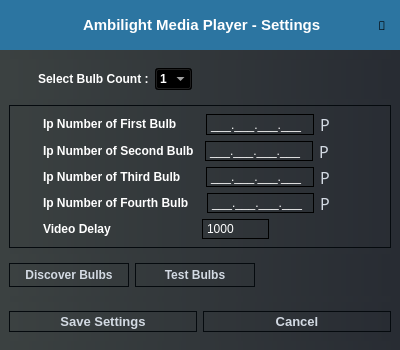
Old version of the form src/Settings/Settings.ui in the repository CankayaUniversity/ceng-407-408-2021-2022-Ambilight-Media-Player.
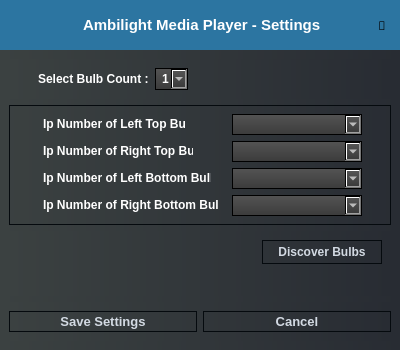
New version of the form. Icons and pictures are not drawn.

Patch:
```diff
--- a/src/Settings/Settings.ui
+++ b/src/Settings/Settings.ui
@@ -310,6 +310,12 @@
         </item>
         <item>
          <widget class="QWidget" name="widget" native="true">
+          <property name="sizePolicy">
+           <sizepolicy hsizetype="Preferred" vsizetype="Preferred">
+            <horstretch>0</horstretch>
+            <verstretch>0</verstretch>
+           </sizepolicy>
+          </property>
           <property name="maximumSize">
            <size>
             <width>400</width>
@@ -395,9 +401,42 @@
                      </font>
                     </property>
                     <property name="styleSheet">
-                     <string notr="true">QComboBox{
-	color:white;
-	
+                     <string notr="true">QComboBox
+{
+    background-color: qlineargradient(spread:repeat, x1:1, y1:0, x2:1, y2:1, stop:0 rgba(84, 84, 84, 255),stop:1 rgba(59, 59, 59, 255));
+    border: 1px solid #000;
+    padding-left: 6px;
+    color: #ffffff;
+    height: 20px;
+
+}
+
+
+QComboBox::disabled
+{
+	background-color: #404040;
+	color: #656565;
+	border-color: #051a39;
+
+}
+
+
+QComboBox:on
+{
+    background-color: #b78620;
+	color: #000;
+
+}
+
+
+QComboBox QAbstractItemView
+{
+    background-color: #383838;
+    color: #ffffff;
+    border: 1px solid black;
+    selection-background-color: #b78620;
+    outline: 0;
+
 }</string>
                     </property>
                     <item>
@@ -523,7 +562,7 @@
 </string>
                          </property>
                          <property name="text">
-                          <string>Ip Number of First Bulb</string>
+                          <string>Ip Number of Left Top Bulb</string>
                          </property>
                         </widget>
                        </item>
@@ -537,14 +576,14 @@
                          </property>
                          <property name="sizeHint" stdset="0">
                           <size>
-                           <width>23</width>
+                           <width>45</width>
                            <height>5</height>
                           </size>
                          </property>
                         </spacer>
                        </item>
                        <item>
-                        <widget class="QLineEdit" name="firstEdit">
+                        <widget class="QComboBox" name="firstIpCombo">
                          <property name="sizePolicy">
                           <sizepolicy hsizetype="Fixed" vsizetype="Fixed">
                            <horstretch>0</horstretch>
@@ -553,31 +592,99 @@
                          </property>
                          <property name="minimumSize">
                           <size>
-                           <width>100</width>
+                           <width>130</width>
                            <height>0</height>
                           </size>
                          </property>
                          <property name="styleSheet">
-                          <string notr="true">QLineEdit{
-	color:white;
-	border:1 solid;
-}</string>
+                          <string notr="true">QComboBox
+{
+    background-color: qlineargradient(spread:repeat, x1:1, y1:0, x2:1, y2:1, stop:0 rgba(84, 84, 84, 255),stop:1 rgba(59, 59, 59, 255));
+    border: 1px solid #000;
+    padding-left: 6px;
+    color: #ffffff;
+    height: 15px;
+
+}
+
+
+QComboBox::disabled
+{
+	background-color: #404040;
+	color: #656565;
+	border-color: #051a39;
+
+}
+
+
+QComboBox:on
+{
+    background-color: #b78620;
+	color: #000;
+
+}
+
+
+QComboBox QAbstractItemView
+{
+    background-color: #383838;
+    color: #ffffff;
+    border: 1px solid black;
+    selection-background-color: #b78620;
+    outline: 0;
+
+}
+
+
+
+
+</string>
                          </property>
-                         <property name="inputMask">
-                          <string>000.000.000.000;_</string>
+                         <property name="editable">
+                          <bool>true</bool>
                          </property>
                         </widget>
                        </item>
                        <item>
-                        <widget class="QLabel" name="firstChkLabel">
-                         <property name="font">
-                          <font>
-                           <family>Wingdings 2</family>
-                           <pointsize>12</pointsize>
-                          </font>
+                        <widget class="QPushButton" name="t1Button">
+                         <property name="minimumSize">
+                          <size>
+                           <width>20</width>
+                           <height>20</height>
+                          </size>
+                         </property>
+                         <property name="maximumSize">
+                          <size>
+                           <width>20</width>
+                           <height>20</height>
+                          </size>
+                         </property>
+                         <property name="styleSheet">
+                          <string notr="true">QPushButton:hover{
+	border-style: solid;
+	border-top-color:white;
+    border-bottom-color: white;
+    border-left-color: white;
+    border-right-color: white;
+	border-width: 2px;
+    border-radius:32px;
+	color: #d3dae3;
+	padding: 4px;
+}
+QPushButton:pressed{
+	border-style: solid;
+	border-top-color:rgb(255, 0, 255);
+    border-bottom-color: rgb(255, 0, 255);
+    border-left-color: rgb(255, 0, 255);
+    border-right-color:rgb(255, 0, 255);
+	border-width: 2px;
+    border-radius:32px;
+	color: #d3dae3;
+	padding: 4px;
+}</string>
                          </property>
                          <property name="text">
-                          <string>P</string>
+                          <string/>
                          </property>
                         </widget>
                        </item>
@@ -665,7 +772,7 @@
 }</string>
                          </property>
                          <property name="text">
-                          <string>Ip Number of Second Bulb</string>
+                          <string>Ip Number of Right Top Bulb</string>
                          </property>
                         </widget>
                        </item>
@@ -679,14 +786,14 @@
                          </property>
                          <property name="sizeHint" stdset="0">
                           <size>
-                           <width>5</width>
+                           <width>37</width>
                            <height>5</height>
                           </size>
                          </property>
                         </spacer>
                        </item>
                        <item>
-                        <widget class="QLineEdit" name="secondEdit">
+                        <widget class="QComboBox" name="secondIpCombo">
                          <property name="sizePolicy">
                           <sizepolicy hsizetype="Fixed" vsizetype="Fixed">
                            <horstretch>0</horstretch>
@@ -695,31 +802,94 @@
                          </property>
                          <property name="minimumSize">
                           <size>
-                           <width>100</width>
+                           <width>130</width>
                            <height>0</height>
                           </size>
                          </property>
                          <property name="styleSheet">
-                          <string notr="true">QLineEdit{
-	color:white;
-	border:1 solid;
+                          <string notr="true">QComboBox
+{
+    background-color: qlineargradient(spread:repeat, x1:1, y1:0, x2:1, y2:1, stop:0 rgba(84, 84, 84, 255),stop:1 rgba(59, 59, 59, 255));
+    border: 1px solid #000;
+    padding-left: 6px;
+    color: #ffffff;
+    height: 15px;
+
+}
+
+
+QComboBox::disabled
+{
+	background-color: #404040;
+	color: #656565;
+	border-color: #051a39;
+
+}
+
+
+QComboBox:on
+{
+    background-color: #b78620;
+	color: #000;
+
+}
+
+
+QComboBox QAbstractItemView
+{
+    background-color: #383838;
+    color: #ffffff;
+    border: 1px solid black;
+    selection-background-color: #b78620;
+    outline: 0;
+
 }</string>
                          </property>
-                         <property name="inputMask">
-                          <string>000.000.000.000;_</string>
+                         <property name="editable">
+                          <bool>true</bool>
                          </property>
                         </widget>
                        </item>
                        <item>
-                        <widget class="QLabel" name="secondChkLabel">
-                         <property name="font">
-                          <font>
-                           <family>Wingdings 2</family>
-                           <pointsize>12</pointsize>
-                          </font>
+                        <widget class="QPushButton" name="t2Button">
+                         <property name="minimumSize">
+                          <size>
+                           <width>20</width>
+                           <height>20</height>
+                          </size>
+                         </property>
+                         <property name="maximumSize">
+                          <size>
+                           <width>20</width>
+                           <height>20</height>
+                          </size>
+                         </property>
+                         <property name="styleSheet">
+                          <string notr="true">QPushButton:hover{
+	border-style: solid;
+	border-top-color:white;
+    border-bottom-color: white;
+    border-left-color: white;
+    border-right-color: white;
+	border-width: 2px;
+    border-radius:32px;
+	color: #d3dae3;
+	padding: 4px;
+}
+QPushButton:pressed{
+	border-style: solid;
+	border-top-color:rgb(255, 0, 255);
+    border-bottom-color: rgb(255, 0, 255);
+    border-left-color: rgb(255, 0, 255);
+    border-right-color:rgb(255, 0, 255);
+	border-width: 2px;
+    border-radius:32px;
+	color: #d3dae3;
+	padding: 4px;
+}</string>
                          </property>
                          <property name="text">
-                          <string>P</string>
+                          <string/>
                          </property>
                         </widget>
                        </item>
@@ -807,7 +977,7 @@
 }</string>
                          </property>
                          <property name="text">
-                          <string>Ip Number of Third Bulb</string>
+                          <string>Ip Number of Left Bottom Bulb</string>
                          </property>
                         </widget>
                        </item>
@@ -828,7 +998,7 @@
                         </spacer>
                        </item>
                        <item>
-                        <widget class="QLineEdit" name="thirdEdit">
+                        <widget class="QComboBox" name="thirdIpCombo">
                          <property name="sizePolicy">
                           <sizepolicy hsizetype="Fixed" vsizetype="Fixed">
                            <horstretch>0</horstretch>
@@ -837,31 +1007,100 @@
                          </property>
                          <property name="minimumSize">
                           <size>
-                           <width>100</width>
+                           <width>130</width>
                            <height>0</height>
                           </size>
                          </property>
+                         <property name="maximumSize">
+                          <size>
+                           <width>16777215</width>
+                           <height>16777215</height>
+                          </size>
+                         </property>
                          <property name="styleSheet">
-                          <string notr="true">QLineEdit{
-	color:white;
-	border:1 solid;
+                          <string notr="true">QComboBox
+{
+    background-color: qlineargradient(spread:repeat, x1:1, y1:0, x2:1, y2:1, stop:0 rgba(84, 84, 84, 255),stop:1 rgba(59, 59, 59, 255));
+    border: 1px solid #000;
+    padding-left: 6px;
+    color: #ffffff;
+    height: 15px;
+
+}
+
+
+QComboBox::disabled
+{
+	background-color: #404040;
+	color: #656565;
+	border-color: #051a39;
+
+}
+
+
+QComboBox:on
+{
+    background-color: #b78620;
+	color: #000;
+
+}
+
+
+QComboBox QAbstractItemView
+{
+    background-color: #383838;
+    color: #ffffff;
+    border: 1px solid black;
+    selection-background-color: #b78620;
+    outline: 0;
+
 }</string>
                          </property>
-                         <property name="inputMask">
-                          <string>000.000.000.000;_</string>
+                         <property name="editable">
+                          <bool>true</bool>
                          </property>
                         </widget>
                        </item>
                        <item>
-                        <widget class="QLabel" name="thirdChkLabel">
-                         <property name="font">
-                          <font>
-                           <family>Wingdings 2</family>
-                           <pointsize>12</pointsize>
-                          </font>
+                        <widget class="QPushButton" name="t3Button">
+                         <property name="minimumSize">
+                          <size>
+                           <width>20</width>
+                           <height>20</height>
+                          </size>
+                         </property>
+                         <property name="maximumSize">
+                          <size>
+                           <width>20</width>
+                           <height>20</height>
+                          </size>
+                         </property>
+                         <property name="styleSheet">
+                          <string notr="true">QPushButton:hover{
+	border-style: solid;
+	border-top-color:white;
+    border-bottom-color: white;
+    border-left-color: white;
+    border-right-color: white;
+	border-width: 2px;
+    border-radius:32px;
+	color: #d3dae3;
+	padding: 4px;
+}
+QPushButton:pressed{
+	border-style: solid;
+	border-top-color:rgb(255, 0, 255);
+    border-bottom-color: rgb(255, 0, 255);
+    border-left-color: rgb(255, 0, 255);
+    border-right-color:rgb(255, 0, 255);
+	border-width: 2px;
+    border-radius:32px;
+	color: #d3dae3;
+	padding: 4px;
+}</string>
                          </property>
                          <property name="text">
-                          <string>P</string>
+                          <string/>
                          </property>
                         </widget>
                        </item>
@@ -949,7 +1188,7 @@
 }</string>
                          </property>
                          <property name="text">
-                          <string>Ip Number of Fourth Bulb</string>
+                          <string>Ip Number of Right Bottom Bulb</string>
                          </property>
                         </widget>
                        </item>
@@ -970,7 +1209,7 @@
                         </spacer>
                        </item>
                        <item>
-                        <widget class="QLineEdit" name="fourthEdit">
+                        <widget class="QComboBox" name="fourthIpCombo">
                          <property name="sizePolicy">
                           <sizepolicy hsizetype="Fixed" vsizetype="Fixed">
                            <horstretch>0</horstretch>
@@ -979,31 +1218,97 @@
                          </property>
                          <property name="minimumSize">
                           <size>
-                           <width>100</width>
+                           <width>130</width>
                            <height>0</height>
                           </size>
                          </property>
                          <property name="styleSheet">
-                          <string notr="true">QLineEdit{
-	color:white;
-	border:1 solid;
+                          <string notr="true">QComboBox
+{
+    background-color: qlineargradient(spread:repeat, x1:1, y1:0, x2:1, y2:1, stop:0 rgba(84, 84, 84, 255),stop:1 rgba(59, 59, 59, 255));
+    border: 1px solid #000;
+    padding-left: 6px;
+    color: #ffffff;
+    height: 15px;
+
+}
+
+
+QComboBox::disabled
+{
+	background-color: #404040;
+	color: #656565;
+	border-color: #051a39;
+
+}
+
+
+QComboBox:on
+{
+    background-color: #b78620;
+	color: #000;
+
+}
+
+
+QComboBox QAbstractItemView
+{
+    background-color: #383838;
+    color: #ffffff;
+    border: 1px solid black;
+    selection-background-color: #b78620;
+    outline: 0;
+
 }</string>
                          </property>
-                         <property name="inputMask">
-                          <string>000.000.000.000;_</string>
+                         <property name="editable">
+                          <bool>true</bool>
+                         </property>
+                         <property name="frame">
+                          <bool>true</bool>
                          </property>
                         </widget>
                        </item>
                        <item>
-                        <widget class="QLabel" name="fourthChkLabel">
-                         <property name="font">
-                          <font>
-                           <family>Wingdings 2</family>
-                           <pointsize>12</pointsize>
-                          </font>
+                        <widget class="QPushButton" name="t4Button">
+                         <property name="minimumSize">
+                          <size>
+                           <width>20</width>
+                           <height>20</height>
+                          </size>
+                         </property>
+                         <property name="maximumSize">
+                          <size>
+                           <width>20</width>
+                           <height>20</height>
+                          </size>
+                         </property>
+                         <property name="styleSheet">
+                          <string notr="true">QPushButton:hover{
+	border-style: solid;
+	border-top-color:white;
+    border-bottom-color: white;
+    border-left-color: white;
+    border-right-color: white;
+	border-width: 2px;
+    border-radius:32px;
+	color: #d3dae3;
+	padding: 4px;
+}
+QPushButton:pressed{
+	border-style: solid;
+	border-top-color:rgb(255, 0, 255);
+    border-bottom-color: rgb(255, 0, 255);
+    border-left-color: rgb(255, 0, 255);
+    border-right-color:rgb(255, 0, 255);
+	border-width: 2px;
+    border-radius:32px;
+	color: #d3dae3;
+	padding: 4px;
+}</string>
                          </property>
                          <property name="text">
-                          <string>P</string>
+                          <string/>
                          </property>
                         </widget>
                        </item>
@@ -1025,129 +1330,6 @@
                     </item>
                    </layout>
                   </item>
-                  <item>
-                   <layout class="QHBoxLayout" name="horizontalLayout_17">
-                    <item>
-                     <widget class="QWidget" name="widget_10" native="true">
-                      <property name="styleSheet">
-                       <string notr="true">QWidget
-{
-border:none;
-}</string>
-                      </property>
-                      <layout class="QHBoxLayout" name="horizontalLayout_18">
-                       <property name="spacing">
-                        <number>0</number>
-                       </property>
-                       <property name="leftMargin">
-                        <number>0</number>
-                       </property>
-                       <property name="topMargin">
-                        <number>0</number>
-                       </property>
-                       <property name="rightMargin">
-                        <number>0</number>
-                       </property>
-                       <property name="bottomMargin">
-                        <number>0</number>
-                       </property>
-                       <item>
-                        <spacer name="horizontalSpacer_19">
-                         <property name="orientation">
-                          <enum>Qt::Horizontal</enum>
-                         </property>
-                         <property name="sizeType">
-                          <enum>QSizePolicy::Fixed</enum>
-                         </property>
-                         <property name="sizeHint" stdset="0">
-                          <size>
-                           <width>20</width>
-                           <height>5</height>
-                          </size>
-                         </property>
-                        </spacer>
-                       </item>
-                       <item>
-                        <widget class="QLabel" name="label_8">
-                         <property name="sizePolicy">
-                          <sizepolicy hsizetype="Fixed" vsizetype="Fixed">
-                           <horstretch>0</horstretch>
-                           <verstretch>0</verstretch>
-                          </sizepolicy>
-                         </property>
-                         <property name="font">
-                          <font>
-                           <family>Arial</family>
-                           <pointsize>9</pointsize>
-                           <weight>75</weight>
-                           <bold>true</bold>
-                          </font>
-                         </property>
-                         <property name="styleSheet">
-                          <string notr="true">QLabel{
-	color:white;
-	background:transparent;
-	border-style: none;
-}</string>
-                         </property>
-                         <property name="text">
-                          <string>Video Delay</string>
-                         </property>
-                        </widget>
-                       </item>
-                       <item>
-                        <spacer name="horizontalSpacer_20">
-                         <property name="orientation">
-                          <enum>Qt::Horizontal</enum>
-                         </property>
-                         <property name="sizeType">
-                          <enum>QSizePolicy::Fixed</enum>
-                         </property>
-                         <property name="sizeHint" stdset="0">
-                          <size>
-                           <width>85</width>
-                           <height>5</height>
-                          </size>
-                         </property>
-                        </spacer>
-                       </item>
-                       <item>
-                        <widget class="QSpinBox" name="videodelaySpin">
-                         <property name="styleSheet">
-                          <string notr="true">QSpinBox{
-	color:white;
-	border:1 solid;
-}</string>
-                         </property>
-                         <property name="maximum">
-                          <number>999999999</number>
-                         </property>
-                         <property name="singleStep">
-                          <number>10</number>
-                         </property>
-                         <property name="value">
-                          <number>1000</number>
-                         </property>
-                        </widget>
-                       </item>
-                       <item>
-                        <spacer name="horizontalSpacer_21">
-                         <property name="orientation">
-                          <enum>Qt::Horizontal</enum>
-                         </property>
-                         <property name="sizeHint" stdset="0">
-                          <size>
-                           <width>50</width>
-                           <height>5</height>
-                          </size>
-                         </property>
-                        </spacer>
-                       </item>
-                      </layout>
-                     </widget>
-                    </item>
-                   </layout>
-                  </item>
                  </layout>
                 </widget>
                </item>
@@ -1160,12 +1342,39 @@
                  <property name="enabled">
                   <bool>true</bool>
                  </property>
+                 <property name="sizePolicy">
+                  <sizepolicy hsizetype="Preferred" vsizetype="Preferred">
+                   <horstretch>0</horstretch>
+                   <verstretch>0</verstretch>
+                  </sizepolicy>
+                 </property>
+                 <property name="maximumSize">
+                  <size>
+                   <width>16777215</width>
+                   <height>16777215</height>
+                  </size>
+                 </property>
+                 <property name="layoutDirection">
+                  <enum>Qt::RightToLeft</enum>
+                 </property>
                  <layout class="QFormLayout" name="formLayout">
+                  <property name="labelAlignment">
+                   <set>Qt::AlignLeading|Qt::AlignLeft|Qt::AlignVCenter</set>
+                  </property>
+                  <property name="formAlignment">
+                   <set>Qt::AlignLeading|Qt::AlignLeft|Qt::AlignTop</set>
+                  </property>
                   <property name="leftMargin">
                    <number>0</number>
                   </property>
                   <item row="0" column="0">
                    <widget class="QPushButton" name="discoverButton">
+                    <property name="sizePolicy">
+                     <sizepolicy hsizetype="Minimum" vsizetype="Fixed">
+                      <horstretch>0</horstretch>
+                      <verstretch>0</verstretch>
+                     </sizepolicy>
+                    </property>
                     <property name="minimumSize">
                      <size>
                       <width>120</width>
@@ -1228,76 +1437,6 @@
                     </property>
                    </widget>
                   </item>
-                  <item row="0" column="1">
-                   <widget class="QPushButton" name="testLampButton">
-                    <property name="sizePolicy">
-                     <sizepolicy hsizetype="Fixed" vsizetype="Fixed">
-                      <horstretch>0</horstretch>
-                      <verstretch>0</verstretch>
-                     </sizepolicy>
-                    </property>
-                    <property name="minimumSize">
-                     <size>
-                      <width>120</width>
-                      <height>0</height>
-                     </size>
-                    </property>
-                    <property name="font">
-                     <font>
-                      <family>Arial</family>
-                      <pointsize>9</pointsize>
-                      <weight>75</weight>
-                      <bold>true</bold>
-                     </font>
-                    </property>
-                    <property name="styleSheet">
-                     <string notr="true">QPushButton{
-	border-style: solid;
-	border-color: #050a0e;
-	border-width: 1px;
-	border-radius:32px;
-	color: #d3dae3;
-	padding:4px;
-	
-	background-color: transparent;
-}
-QPushButton::default{
-	border-style: solid;
-	border-color: #050a0e;
-	border-width: 1px;
-	border-radius: 32px;
-	color: #FFFFFF;
-	padding: 4px;
-	background-color: transparent;
-}
-QPushButton:hover{
-	border-style: solid;
-	border-top-color:white;
-    border-bottom-color: white;
-    border-left-color: white;
-    border-right-color: white;
-	border-width: 2px;
-    border-radius:32px;
-	color: #d3dae3;
-	padding: 4px;
-}
-QPushButton:pressed{
-	border-style: solid;
-	border-top-color:rgb(255, 0, 255);
-    border-bottom-color: rgb(255, 0, 255);
-    border-left-color: rgb(255, 0, 255);
-    border-right-color:rgb(255, 0, 255);
-	border-width: 2px;
-    border-radius:32px;
-	color: #d3dae3;
-	padding: 4px;
-}</string>
-                    </property>
-                    <property name="text">
-                     <string>Test Bulbs</string>
-                    </property>
-                   </widget>
-                  </item>
                  </layout>
                 </widget>
                </item>
```
